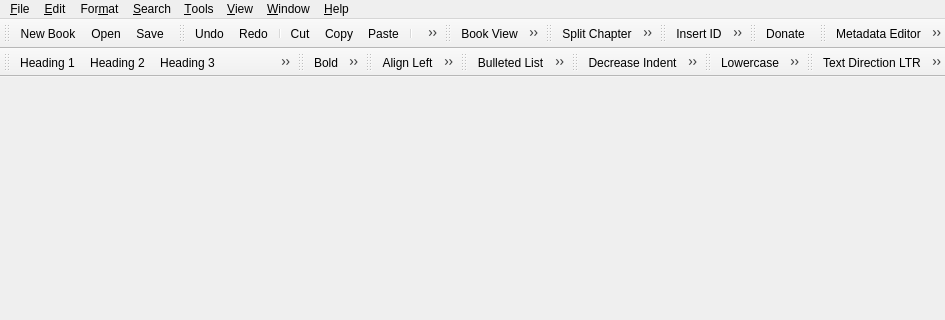
First picture: the form in src/Sigil/Form_Files/main.ui, repository Sigil-Ebook/Sigil, before the edit; both pictures show x 0 to 945 and y 0 to 320 of the 945 by 673 pixel window.
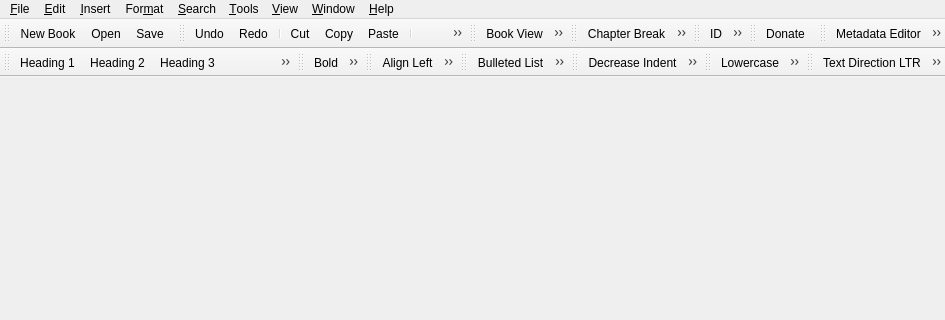
Second picture: the form after the edit. Icons and pictures are not drawn.

Commit message: Split Edit menu into Edit and Insert menus.

What changed in the file:
```diff
--- a/src/Sigil/Form_Files/main.ui
+++ b/src/Sigil/Form_Files/main.ui
@@ -96,6 +96,17 @@
     <addaction name="separator"/>
     <addaction name="menuChangeCase"/>
     <addaction name="separator"/>
+    <addaction name="actionSplitOnSGFChapterMarkers"/>
+    <addaction name="separator"/>
+    <addaction name="actionPreferences"/>
+   </widget>
+   <widget class="QMenu" name="menuInsert">
+    <property name="title">
+     <string>&amp;Insert</string>
+    </property>
+    <addaction name="actionSplitChapter"/>
+    <addaction name="actionInsertSGFChapterMarker"/>
+    <addaction name="separator"/>
     <addaction name="actionInsertImage"/>
     <addaction name="actionInsertSpecialCharacter"/>
     <addaction name="actionInsertId"/>
@@ -295,6 +306,7 @@
    </widget>
    <addaction name="menuFile"/>
    <addaction name="menuEdit"/>
+   <addaction name="menuInsert"/>
    <addaction name="menuFormat"/>
    <addaction name="menuFindReplace"/>
    <addaction name="menuTools"/>
@@ -933,7 +945,7 @@
      <normaloff>:/main/insert-chapter-break_22px.png</normaloff>:/main/insert-chapter-break_22px.png</iconset>
    </property>
    <property name="text">
-    <string>Split Chapter</string>
+    <string>Chapter Break</string>
    </property>
    <property name="toolTip">
     <string>&lt;p style=&quot;padding-top: 0.5em;&quot; &gt;&lt;b&gt;Chapter Break&lt;/b&gt;&lt;/p&gt;
@@ -952,7 +964,7 @@
      <normaloff>:/main/insert-image_22px.png</normaloff>:/main/insert-image_22px.png</iconset>
    </property>
    <property name="text">
-    <string>Insert Image...</string>
+    <string>Image...</string>
    </property>
    <property name="toolTip">
     <string>&lt;p style=&quot;padding-top: 0.5em;&quot; &gt;&lt;b&gt;Insert Image&lt;/b&gt;&lt;/p&gt;
@@ -971,7 +983,7 @@
      <normaloff>:/main/insert-special-character_22px.png</normaloff>:/main/insert-special-character_22px.png</iconset>
    </property>
    <property name="text">
-    <string>Insert Special Character...</string>
+    <string>Special Character...</string>
    </property>
   </action>
  <action name="actionInsertId">
@@ -980,7 +992,7 @@
      <normaloff>:/main/insert-id_22px.png</normaloff>:/main/insert-iid_22px.png</iconset>
    </property>
    <property name="text">
-    <string>Insert ID...</string>
+    <string>ID...</string>
    </property>
    <property name="toolTip">
     <string>&lt;p style=&quot;padding-top: 0.5em;&quot; &gt;&lt;b&gt;Insert ID&lt;/b&gt;&lt;/p&gt;
@@ -995,7 +1007,7 @@
      <normaloff>:/main/insert-hyperlink_22px.png</normaloff>:/main/insert-hyperlink_22px.png</iconset>
    </property>
    <property name="text">
-    <string>Insert Hyperlink...</string>
+    <string>Hyperlink...</string>
    </property>
    <property name="toolTip">
     <string>&lt;p style=&quot;padding-top: 0.5em;&quot; &gt;&lt;b&gt;Insert Hyperlink&lt;/b&gt;&lt;/p&gt;
```
Left out of the diff: 13 changed lines with no effect on the pictures.
